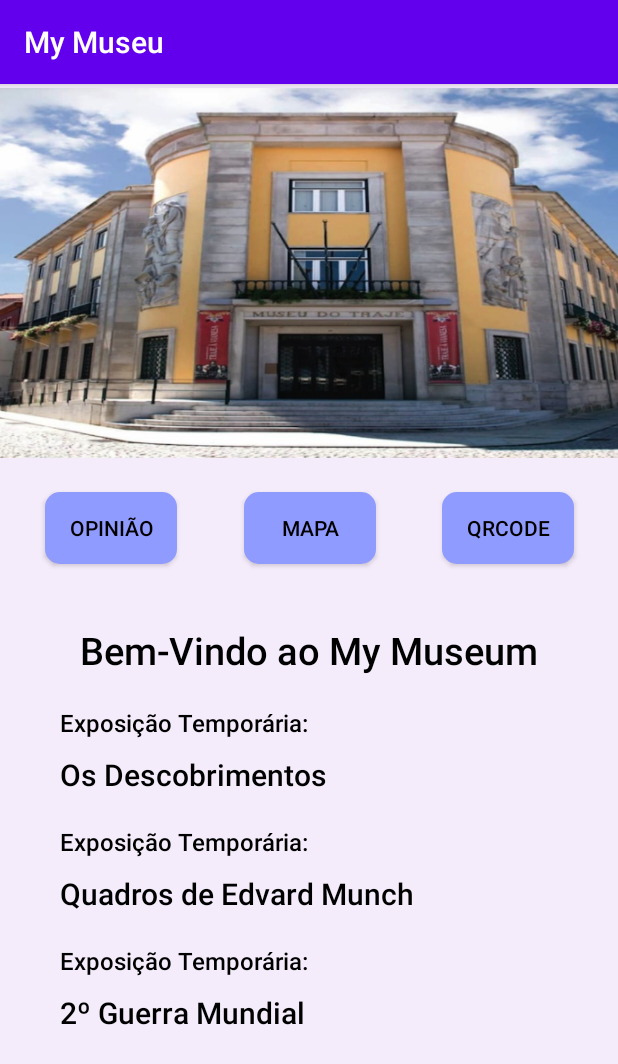
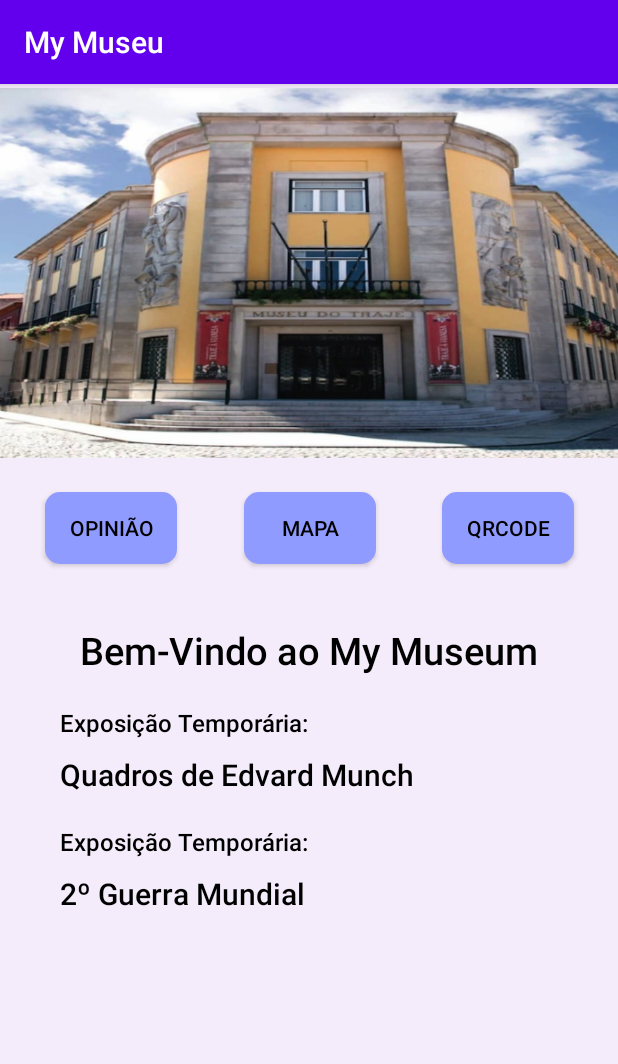
Before and after one commit to Yusufaky/MyMuseu, an Android app: the screen it shows after launch (MainActivity), on a phone screen of 412 x 824 dp. Shown: the top 1064 px of the screen. Run offline under Robolectric (Android 15) with nearby library versions, the light colour scheme and no system bars; libraries missing offline, so code that uses them is left out: com.google.zxing.integration.

Commit message:
Tudo direito

```diff
--- a/app/src/main/res/layout/activity_main.xml
+++ b/app/src/main/res/layout/activity_main.xml
@@ -80,7 +80,7 @@
                 android:textSize="@dimen/titulos" />
 
             <TextView
-                android:id="@+id/descricaoMain3"
+                android:id="@+id/descricaoMain2"
                 android:layout_width="wrap_content"
                 android:layout_height="wrap_content"
                 android:layout_marginStart="40dp"
@@ -90,30 +90,6 @@
                 android:textColor="@color/corTexto"
                 android:textSize="@dimen/descricoes"
                 android:layout_below="@id/Titulo_Main"/>
-
-            <TextView
-                android:id="@+id/tempMain3"
-                android:layout_width="294dp"
-                android:layout_height="wrap_content"
-                android:layout_marginStart="40dp"
-                android:layout_marginTop="10dp"
-                android:fontFamily="@string/fonte"
-                android:text="@string/os_descobrimentos"
-                android:textColor="@color/corTexto"
-                android:textSize="@dimen/main"
-                android:layout_below="@id/descricaoMain3"/>
-
-            <TextView
-                android:id="@+id/descricaoMain2"
-                android:layout_width="wrap_content"
-                android:layout_height="wrap_content"
-                android:layout_marginStart="40dp"
-                android:layout_marginTop="20dp"
-                android:fontFamily="@string/fonte"
-                android:text="@string/exposi_o_temporaria_Main"
-                android:textColor="@color/corTexto"
-                android:textSize="@dimen/descricoes"
-                android:layout_below="@id/tempMain3"/>
 
             <TextView
                 android:id="@+id/tempMain2"
```
